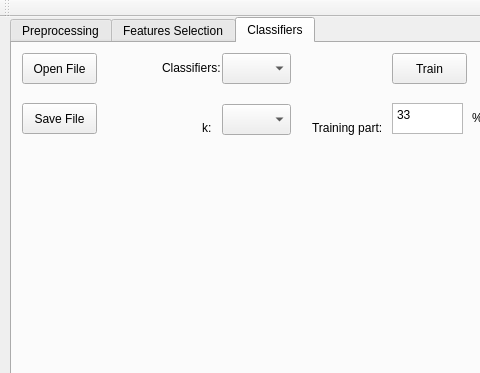
lukarzmen/ProjektSMPD, file mainwindow.ui: the form before one commit; both pictures show x 0 to 480 and y 0 to 373 of the 991 by 540 pixel window.
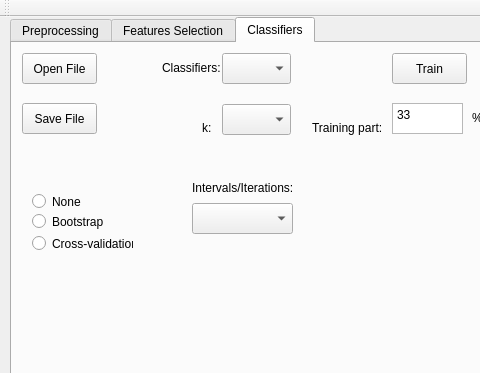
The form after the commit.

Commit message: rozpoczecie prac nad bootstrap i kroswalidacja

```diff
--- a/mainwindow.ui
+++ b/mainwindow.ui
@@ -327,6 +327,77 @@
        <string>&lt;html&gt;&lt;head/&gt;&lt;body&gt;&lt;p&gt;&lt;span style=&quot; font-size:9pt;&quot;&gt;%&lt;/span&gt;&lt;/p&gt;&lt;/body&gt;&lt;/html&gt;</string>
       </property>
      </widget>
+     <widget class="QRadioButton" name="radioButton">
+      <property name="geometry">
+       <rect>
+        <x>20</x>
+        <y>150</y>
+        <width>82</width>
+        <height>17</height>
+       </rect>
+      </property>
+      <property name="text">
+       <string>None</string>
+      </property>
+      <attribute name="buttonGroup">
+       <string notr="true">buttonGroup_2</string>
+      </attribute>
+     </widget>
+     <widget class="QRadioButton" name="radioButton_2">
+      <property name="geometry">
+       <rect>
+        <x>20</x>
+        <y>170</y>
+        <width>82</width>
+        <height>17</height>
+       </rect>
+      </property>
+      <property name="text">
+       <string>Bootstrap</string>
+      </property>
+      <attribute name="buttonGroup">
+       <string notr="true">buttonGroup_2</string>
+      </attribute>
+     </widget>
+     <widget class="QRadioButton" name="radioButton_3">
+      <property name="geometry">
+       <rect>
+        <x>20</x>
+        <y>190</y>
+        <width>101</width>
+        <height>21</height>
+       </rect>
+      </property>
+      <property name="text">
+       <string>Cross-validation</string>
+      </property>
+      <attribute name="buttonGroup">
+       <string notr="true">buttonGroup_2</string>
+      </attribute>
+     </widget>
+     <widget class="QLabel" name="ClabelTraningPart_3">
+      <property name="geometry">
+       <rect>
+        <x>180</x>
+        <y>130</y>
+        <width>121</width>
+        <height>31</height>
+       </rect>
+      </property>
+      <property name="text">
+       <string>&lt;html&gt;&lt;head/&gt;&lt;body&gt;&lt;p&gt;&lt;span style=&quot; font-size:9pt;&quot;&gt;Intervals/Iterations:&lt;/span&gt;&lt;/p&gt;&lt;/body&gt;&lt;/html&gt;</string>
+      </property>
+     </widget>
+     <widget class="QComboBox" name="IntervalsComboBox">
+      <property name="geometry">
+       <rect>
+        <x>180</x>
+        <y>160</y>
+        <width>101</width>
+        <height>31</height>
+       </rect>
+      </property>
+     </widget>
     </widget>
    </widget>
   </widget>
```
Left out of the diff: 3 changed lines with no effect on the pictures. The commit also changes 8 other files.
